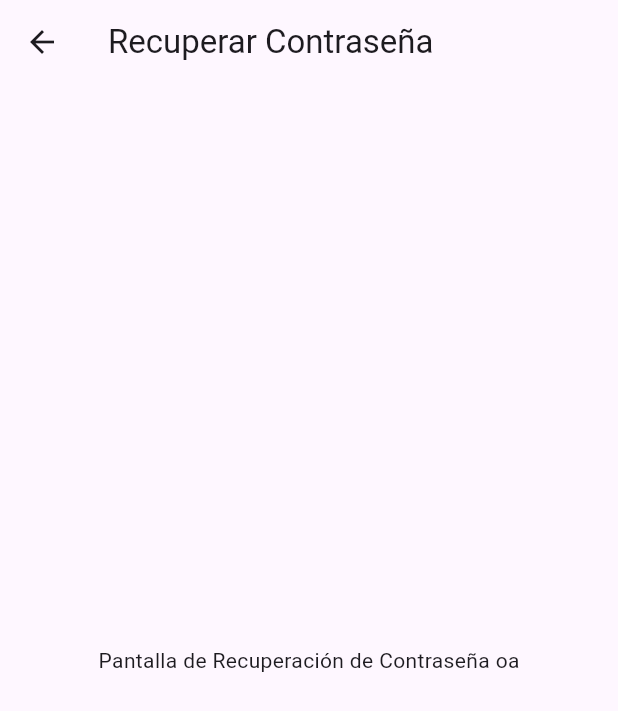
After one commit to NoeCarrillo7/Login, a Flutter app: the screen it shows after launch, after a tap on "¿Olvidó su contraseña?", on a phone screen of 412 x 824 dp. The commit adds this screen. Shown: the top 711 px of the screen. Run offline on Flutter 3.47's test engine with Material 3 defaults, Android fonts, the phone set to English and light mode, and no system bars.

Commit message:
recuperar

```diff
--- /dev/null
+++ b/lib/pages/ForgotPasswordPage.dart
@@ -0,0 +1,17 @@
+import 'package:flutter/material.dart';
+
+class ForgotPassword extends StatelessWidget {
+  const ForgotPassword({super.key});
+
+  @override
+  Widget build(BuildContext context) {
+    return Scaffold(
+      appBar: AppBar(
+        title: const Text('Recuperar Contraseña'),
+      ),
+      body: const Center(
+        child: Text('Pantalla de Recuperación de Contraseña oa'),
+      ),
+    );
+  }
+}
--- a/lib/pages/login_pages.dart
+++ b/lib/pages/login_pages.dart
@@ -1,3 +1,4 @@
+import 'package:counter_text1/pages/ForgotPasswordPage.dart';
 import 'package:flutter/material.dart';
 
 class LoginPage extends StatefulWidget {
@@ -194,9 +195,14 @@ class _RememberState extends State<Remember> {
         ),
         const Spacer(),
         TextButton(
-          onPressed: () => {},
-          child: const Text('¿Olvido su contraseña?', style: TextStyle(fontSize: 12,),),
-        ),
+          onPressed: () {
+            Navigator.push(
+              context,
+              MaterialPageRoute(builder: (context) => const ForgotPassword()),
+            );
+          },
+          child: const Text('¿Olvidó su contraseña?'),
+        )
       ],
     );
   }
```
